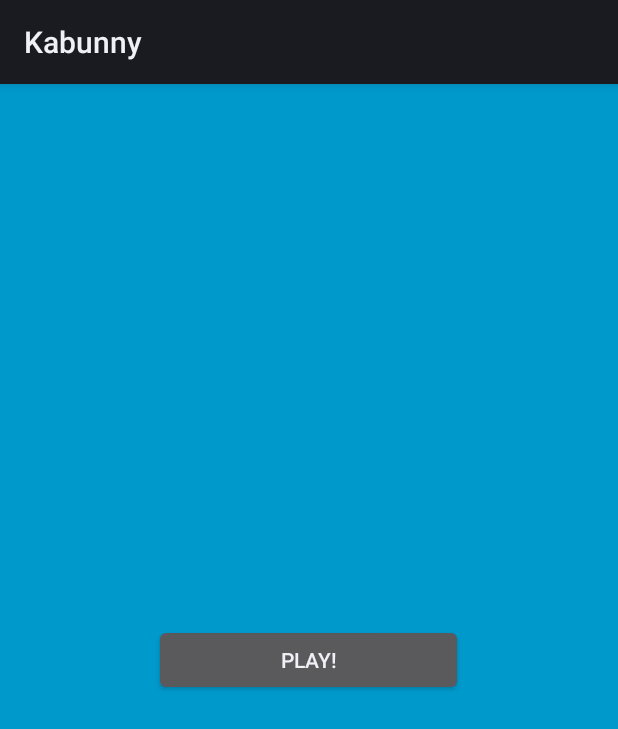
After one commit to marmottine/Kabunny, an Android app: the layout activity_main.xml on its own in the app's theme, with its tools: preview values and no code run, on a phone screen of 412 x 824 dp. The commit adds this screen. Shown: the top 729 px of the screen. Run offline under Robolectric (Android 15) with nearby library versions, the phone set to English and light mode, and no system bars.

Commit message:
add a welcome screen (Activity). Detect end of game and let user play a new game.

```diff
--- a/app/build.gradle
+++ b/app/build.gradle
@@ -19,5 +19,6 @@ android {
 }
 
 dependencies {
+    compile 'com.android.support:support-v4:19.0.1'
     compile fileTree(dir: 'libs', include: ['*.jar'])
 }
--- /dev/null
+++ b/app/src/main/res/layout/activity_main.xml
@@ -0,0 +1,25 @@
+<FrameLayout xmlns:android="http://schemas.android.com/apk/res/android"
+    xmlns:tools="http://schemas.android.com/tools"
+    android:layout_width="match_parent"
+    android:layout_height="match_parent"
+    android:background="#0099cc"
+    tools:context="com.kabunny.app.MainActivity">
+
+    <!-- This FrameLayout insets its children based on system windows using
+         android:fitsSystemWindows. -->
+    <FrameLayout android:layout_width="match_parent"
+        android:layout_height="match_parent"
+        android:fitsSystemWindows="true">
+
+        <Button
+            android:id="@+id/play_button"
+            android:layout_width="206dp"
+            android:layout_height="wrap_content"
+            android:layout_weight="1"
+            android:text="@string/play_button"
+            android:layout_gravity="center"
+            android:onClick="onPlayButtonClick" />
+
+    </FrameLayout>
+
+</FrameLayout>
--- a/app/src/main/res/values/strings.xml
+++ b/app/src/main/res/values/strings.xml
@@ -1,4 +1,7 @@
 <?xml version="1.0" encoding="utf-8"?>
 <resources>
+
     <string name="app_name">Kabunny</string>
+    <string name="play_button">Play!</string>
+
 </resources>
```
Also changed, not shown: app/src/main/AndroidManifest.xml (+9 -0 lines), app/src/main/java/com/kabunny/app/GameActivity.java (added, +25 -0 lines), app/src/main/java/com/kabunny/app/GameView.java (renamed from app/src/main/java/com/kabunny/app/MainView.java, +8 -4 lines), app/src/main/java/com/kabunny/app/MainActivity.java (+9 -10 lines), 2 other files.
